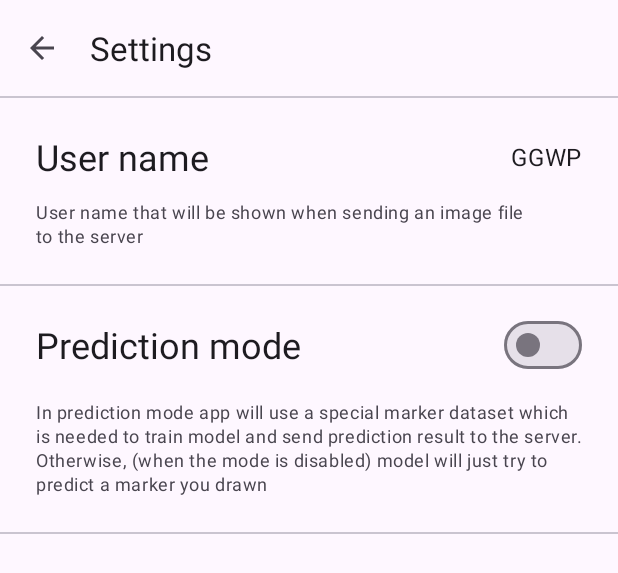
After one commit to gmdvart/Marker-Recognition, an Android app: the layout fragment_settings_screen.xml on its own in the app's theme, with its tools: preview values and no code run, on a phone screen of 412 x 824 dp. The commit adds this screen. Shown: the top 573 px of the screen. Run offline under Robolectric (Android 15) with nearby library versions, the phone set to English and light mode, and no system bars.

Commit message:
Created Settings ui

```diff
--- /dev/null
+++ b/app/src/main/java/com/example/buzidroidapplication/ui/settings_feature/screen/SettingsScreenFragment.kt
@@ -0,0 +1,28 @@
+package com.example.buzidroidapplication.ui.settings_feature.screen
+
+import android.os.Bundle
+import androidx.fragment.app.Fragment
+import android.view.LayoutInflater
+import android.view.View
+import android.view.ViewGroup
+import com.example.buzidroidapplication.databinding.FragmentSettingsScreenBinding
+
+class SettingsScreenFragment : Fragment() {
+
+    private lateinit var binding: FragmentSettingsScreenBinding
+
+    override fun onCreateView(
+        inflater: LayoutInflater, container: ViewGroup?,
+        savedInstanceState: Bundle?
+    ): View? {
+        binding = FragmentSettingsScreenBinding.inflate(inflater, container, false)
+        return binding.root
+    }
+
+
+
+    companion object {
+        @JvmStatic
+        fun newInstance() = SettingsScreenFragment()
+    }
+}
--- /dev/null
+++ b/app/src/main/res/layout/fragment_settings_screen.xml
@@ -0,0 +1,109 @@
+<?xml version="1.0" encoding="utf-8"?>
+<RelativeLayout
+        android:id="@+id/parent"
+        xmlns:android="http://schemas.android.com/apk/res/android"
+        xmlns:tools="http://schemas.android.com/tools"
+        xmlns:app="http://schemas.android.com/apk/res-auto"
+        android:layout_width="match_parent"
+        android:layout_height="match_parent"
+        tools:context=".ui.settings_feature.screen.SettingsScreenFragment">
+
+    <com.google.android.material.appbar.AppBarLayout
+            android:id="@+id/app_bar_layout"
+            android:layout_width="match_parent"
+            android:layout_height="wrap_content"
+            android:layout_alignParentTop="true">
+
+        <com.google.android.material.appbar.MaterialToolbar
+                android:layout_width="match_parent"
+                android:layout_height="wrap_content"
+                app:navigationIcon="@drawable/arrow_back"
+                app:title="@string/settings_screen_title"
+                android:minHeight="?attr/actionBarSize"/>
+    </com.google.android.material.appbar.AppBarLayout>
+
+    <com.google.android.material.divider.MaterialDivider
+            android:layout_width="match_parent"
+            android:layout_height="wrap_content"
+            android:layout_below="@id/app_bar_layout"/>
+
+    <androidx.constraintlayout.widget.ConstraintLayout
+            android:id="@+id/user_name_linear_layout"
+            android:layout_width="match_parent"
+            android:layout_height="wrap_content"
+            android:padding="@dimen/padding"
+            android:layout_below="@id/app_bar_layout">
+
+        <TextView
+                android:id="@+id/user_name_title"
+                android:layout_width="wrap_content"
+                android:layout_height="wrap_content"
+                android:text="@string/user_name_title"
+                style="@style/TextAppearance.Material3.HeadlineSmall"
+                app:layout_constraintStart_toStartOf="parent"
+                app:layout_constraintTop_toTopOf="parent"/>
+
+        <TextView
+                android:id="@+id/app_mode"
+                android:layout_width="wrap_content"
+                android:layout_height="wrap_content"
+                style="@style/TextAppearance.Material3.BodyLarge"
+                app:layout_constraintEnd_toEndOf="parent"
+                app:layout_constraintTop_toTopOf="@id/user_name_title"
+                app:layout_constraintBottom_toBottomOf="@+id/user_name_title"
+                tools:text="GGWP"/>
+
+        <TextView
+                android:layout_width="wrap_content"
+                android:layout_height="wrap_content"
+                android:text="@string/user_name_description"
+                style="@style/TextAppearance.Material3.BodySmall"
+                android:layout_marginTop="@dimen/margin"
+                app:layout_constraintStart_toStartOf="parent"
+                app:layout_constraintTop_toBottomOf="@+id/user_name_title"/>
+    </androidx.constraintlayout.widget.ConstraintLayout>
+
+    <com.google.android.material.divider.MaterialDivider
+            android:layout_width="match_parent"
+            android:layout_height="wrap_content"
+            android:layout_below="@id/user_name_linear_layout"/>
+
+    <androidx.constraintlayout.widget.ConstraintLayout
+            android:id="@+id/app_mode_linear_layout"
+            android:layout_width="match_parent"
+            android:layout_height="wrap_content"
+            android:padding="@dimen/padding"
+            android:layout_below="@id/user_name_linear_layout">
+
+        <TextView
+                android:id="@+id/prediction_mode_title"
+                android:layout_width="wrap_content"
+                android:layout_height="wrap_content"
+                android:text="@string/prediction_mode_title"
+                style="@style/TextAppearance.Material3.HeadlineSmall"
+                app:layout_constraintStart_toStartOf="parent"
+                app:layout_constraintTop_toTopOf="parent"/>
+
+        <com.google.android.material.materialswitch.MaterialSwitch
+                android:id="@+id/prediction_mode_switch"
+                android:layout_width="match_parent"
+                android:layout_height="wrap_content"
+                app:layout_constraintEnd_toEndOf="parent"
+                app:layout_constraintTop_toTopOf="@+id/prediction_mode_title"
+                app:layout_constraintBottom_toBottomOf="@+id/prediction_mode_title"/>
+
+        <TextView
+                android:layout_width="wrap_content"
+                android:layout_height="wrap_content"
+                android:text="@string/prediction_mode_description"
+                style="@style/TextAppearance.Material3.BodySmall"
+                android:layout_marginTop="@dimen/margin"
+                app:layout_constraintStart_toStartOf="parent"
+                app:layout_constraintTop_toBottomOf="@+id/prediction_mode_switch"/>
+    </androidx.constraintlayout.widget.ConstraintLayout>
+
+    <com.google.android.material.divider.MaterialDivider
+            android:layout_width="match_parent"
+            android:layout_height="wrap_content"
+            android:layout_below="@id/app_mode_linear_layout"/>
+</RelativeLayout>
--- a/app/src/main/res/navigation/nav_graph.xml
+++ b/app/src/main/res/navigation/nav_graph.xml
@@ -11,6 +11,10 @@
                 app:destination="@+id/markerListScreenFragment"
                 app:enterAnim="@anim/nav_default_enter_anim"
                 app:exitAnim="@anim/nav_default_exit_anim"/>
+        <action android:id="@+id/mainScreen_to_settingScreen"
+                app:destination="@+id/settingsScreenFragment"
+                app:enterAnim="@anim/nav_default_enter_anim"
+                app:exitAnim="@anim/nav_default_exit_anim"/>
     </fragment>
     <fragment android:id="@+id/markerListScreenFragment"
               android:name="com.example.buzidroidapplication.ui.recognize_feature.screen.MarkerListScreenFragment"
@@ -20,4 +24,12 @@
                 app:enterAnim="@anim/nav_default_enter_anim"
                 app:exitAnim="@anim/nav_default_exit_anim"/>
     </fragment>
+    <fragment android:id="@+id/settingsScreenFragment"
+              android:name="com.example.buzidroidapplication.ui.settings_feature.screen.SettingsScreenFragment"
+              android:label="fragment_settings_screen" tools:layout="@layout/fragment_settings_screen">
+        <action android:id="@+id/settingScreen_to_mainScreen"
+                app:destination="@+id/mainScreenFragment"
+                app:enterAnim="@anim/nav_default_enter_anim"
+                app:exitAnim="@anim/nav_default_exit_anim"/>
+    </fragment>
 </navigation>
--- a/app/src/main/res/values/strings.xml
+++ b/app/src/main/res/values/strings.xml
@@ -1,6 +1,6 @@
 <resources>
     <string name="app_name">Buzzi2</string>
-
+    <!--    Main screen-->
     <string name="result">Result</string>
     <string name="settings">Settings</string>
     <string name="marker">Marker</string>
@@ -8,12 +8,23 @@
     <string name="undo_action">Undo action</string>
     <string name="erase_action">Erase action</string>
     <string name="clear_action">Clear action</string>
+    <!--    Marker selection screen-->
     <string name="marker_name">Marker name</string>
     <string name="select_marker">Select Marker</string>
-
+    <!--    Result window-->
     <string name="send_result">Send</string>
     <string name="expected_answer">Expected answer is</string>
     <string name="actual_answer">Actual answer is</string>
     <string name="correct_answer">CORRECT</string>
     <string name="incorrect_answer">INCORRECT</string>
+    <!--    Settings screen-->
+    <string name="settings_screen_title">Settings</string>
+    <string name="user_name_title">User name</string>
+    <string name="user_name_description">User name that will be shown when sending an image file \nto the server</string>
+    <string name="prediction_mode_title">Prediction mode</string>
+    <string name="prediction_mode_description">
+        In prediction mode app will use a special marker dataset which is needed
+        to train model and send prediction result to the server.
+        Otherwise, (when the mode is disabled) model will just try to predict a marker you drawn
+    </string>
 </resources>
```
